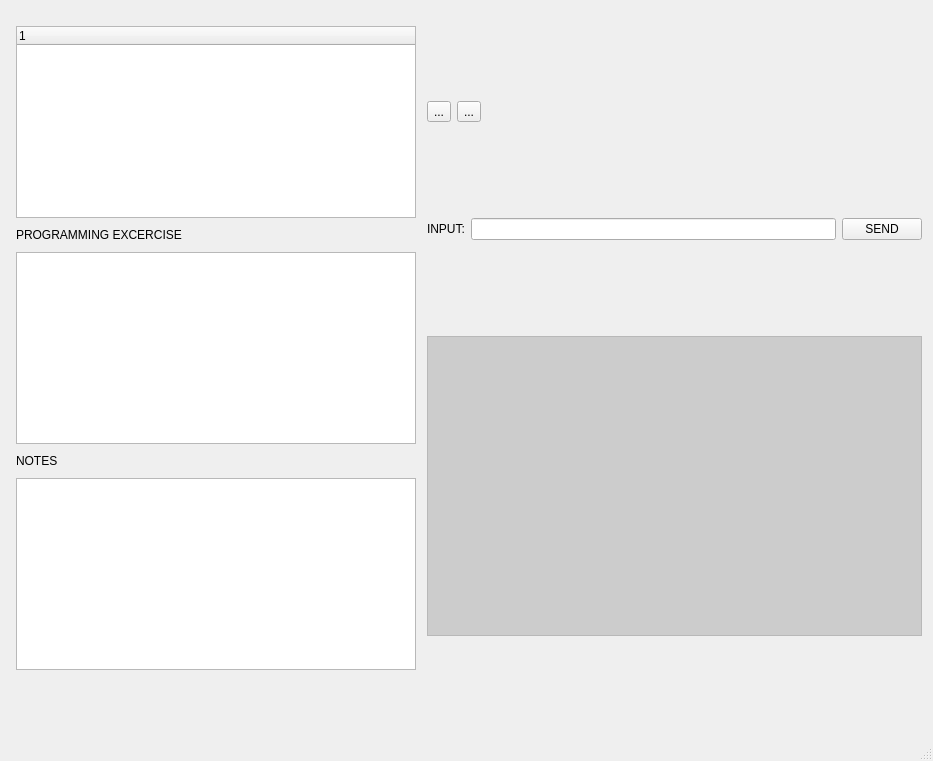
Old version of the form mainwindow.ui in the repository ricardogang/CoderWatch.
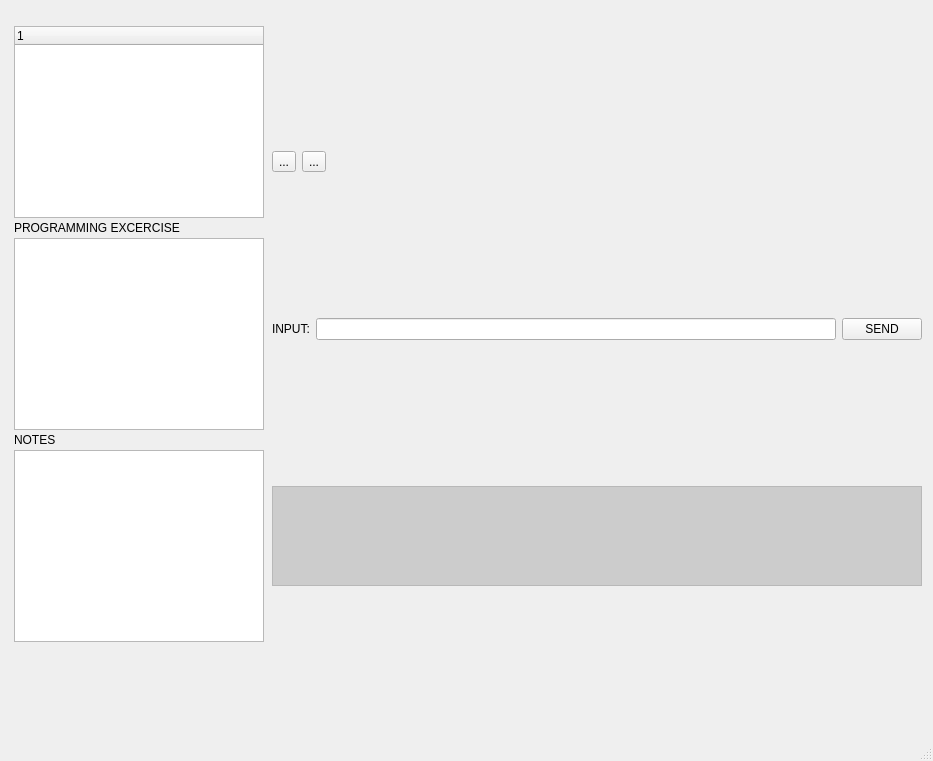
New version of the form. Icons and pictures are not drawn.

Commit message: proper width, height gray highlight

What changed in the file:
```diff
--- a/mainwindow.ui
+++ b/mainwindow.ui
@@ -26,19 +26,19 @@
       <item>
        <layout class="QVBoxLayout" name="verticalLayout">
         <property name="spacing">
-         <number>10</number>
+         <number>3</number>
         </property>
         <property name="sizeConstraint">
          <enum>QLayout::SetMinAndMaxSize</enum>
         </property>
         <property name="leftMargin">
-         <number>5</number>
+         <number>3</number>
         </property>
         <property name="topMargin">
          <number>15</number>
         </property>
         <property name="rightMargin">
-         <number>5</number>
+         <number>2</number>
         </property>
         <property name="bottomMargin">
          <number>0</number>
@@ -47,14 +47,14 @@
          <widget class="QTreeWidget" name="treeOutline">
           <property name="minimumSize">
            <size>
-            <width>400</width>
+            <width>200</width>
             <height>0</height>
            </size>
           </property>
           <property name="maximumSize">
            <size>
-            <width>400</width>
-            <height>300</height>
+            <width>250</width>
+            <height>250</height>
            </size>
           </property>
           <column>
@@ -75,14 +75,14 @@
          <widget class="QTextEdit" name="txtNotes">
           <property name="minimumSize">
            <size>
-            <width>400</width>
+            <width>200</width>
             <height>0</height>
            </size>
           </property>
           <property name="maximumSize">
            <size>
-            <width>400</width>
-            <height>300</height>
+            <width>250</width>
+            <height>250</height>
            </size>
           </property>
           <property name="cursor" stdset="0">
@@ -101,14 +101,14 @@
          <widget class="QTextEdit" name="txtProblem">
           <property name="minimumSize">
            <size>
-            <width>400</width>
+            <width>200</width>
             <height>0</height>
            </size>
           </property>
           <property name="maximumSize">
            <size>
-            <width>400</width>
-            <height>300</height>
+            <width>250</width>
+            <height>250</height>
            </size>
           </property>
          </widget>
@@ -214,7 +214,7 @@
           <property name="maximumSize">
            <size>
             <width>16777215</width>
-            <height>300</height>
+            <height>100</height>
            </size>
           </property>
           <property name="palette">
```
Left out of the diff: 4 changed lines with no effect on the pictures. The commit also changes 3 other files.
